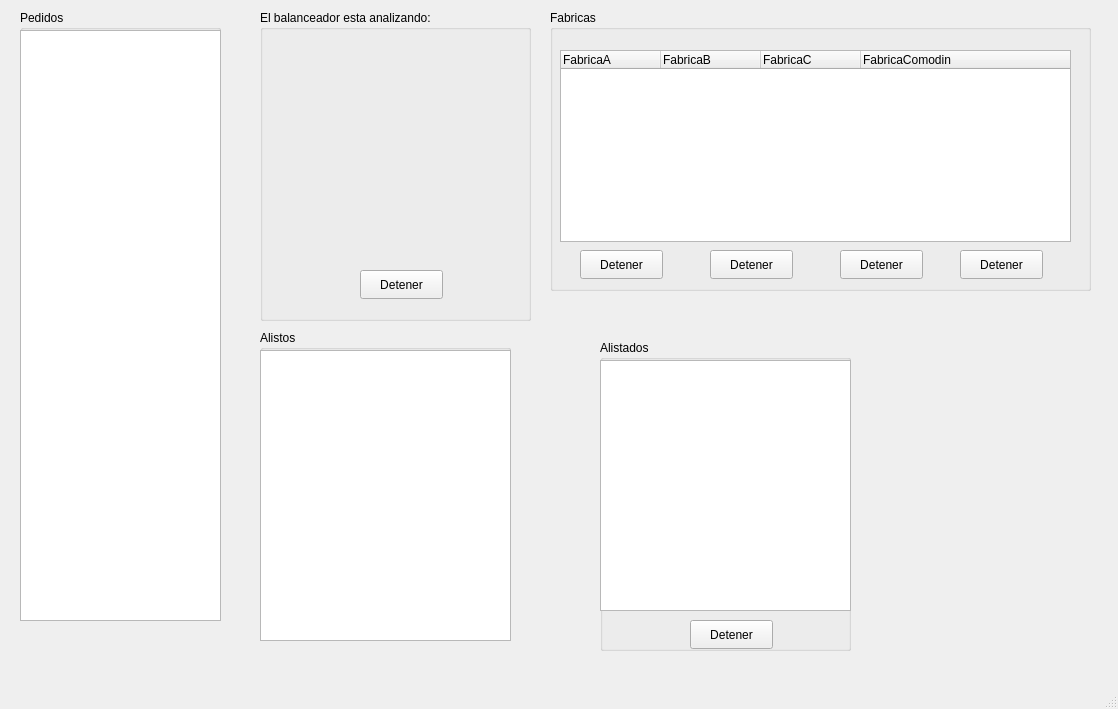
The window that mainwindow.ui (Josue-Echeverria/ProyectoED1) describes before a commit, drawn with Qt 5.
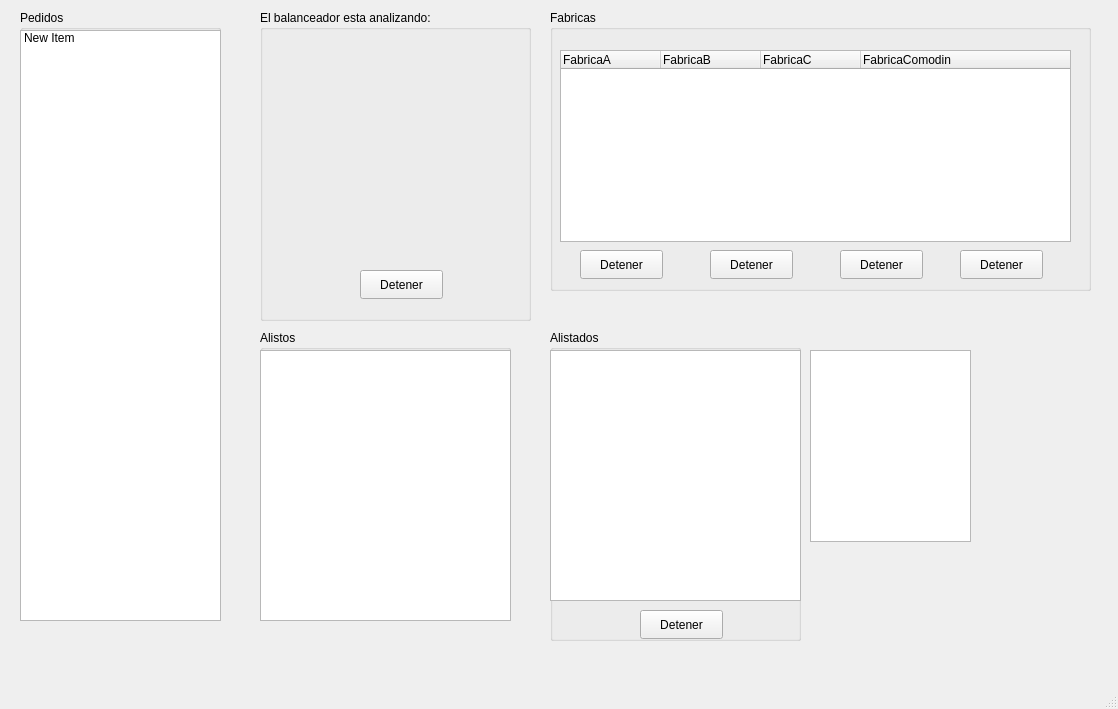
The same window after the commit.

Patch:
```diff
--- a/mainwindow.ui
+++ b/mainwindow.ui
@@ -147,19 +147,19 @@
       <x>260</x>
       <y>330</y>
       <width>251</width>
-      <height>311</height>
+      <height>291</height>
      </rect>
     </property>
     <property name="title">
      <string>Alistos</string>
     </property>
-    <widget class="QListView" name="listView_alistos">
+    <widget class="QListWidget" name="listWidget_alistos">
      <property name="geometry">
       <rect>
        <x>0</x>
        <y>20</y>
        <width>251</width>
-       <height>291</height>
+       <height>271</height>
       </rect>
      </property>
     </widget>
@@ -176,7 +176,7 @@
     <property name="title">
      <string>Pedidos</string>
     </property>
-    <widget class="QListView" name="ListView_Pedidos">
+    <widget class="QListWidget" name="listWidget_Pedidos">
      <property name="geometry">
       <rect>
        <x>0</x>
@@ -185,13 +185,27 @@
        <height>591</height>
       </rect>
      </property>
+     <property name="maximumSize">
+      <size>
+       <width>16777210</width>
+       <height>16777215</height>
+      </size>
+     </property>
+     <item>
+      <property name="text">
+       <string>New Item</string>
+      </property>
+      <property name="flags">
+       <set>ItemIsSelectable|ItemIsEditable|ItemIsDragEnabled|ItemIsUserCheckable|ItemIsEnabled</set>
+      </property>
+     </item>
     </widget>
    </widget>
    <widget class="QGroupBox" name="groupBox_colaAlistados">
     <property name="geometry">
      <rect>
-      <x>600</x>
-      <y>340</y>
+      <x>550</x>
+      <y>330</y>
       <width>251</width>
       <height>311</height>
      </rect>
@@ -199,7 +213,7 @@
     <property name="title">
      <string>Alistados</string>
     </property>
-    <widget class="QListView" name="listView_alistados">
+    <widget class="QListWidget" name="listWidget_alistados">
      <property name="geometry">
       <rect>
        <x>0</x>
@@ -223,6 +237,16 @@
      </property>
     </widget>
    </widget>
+   <widget class="QTextBrowser" name="textBrowser">
+    <property name="geometry">
+     <rect>
+      <x>810</x>
+      <y>350</y>
+      <width>161</width>
+      <height>192</height>
+     </rect>
+    </property>
+   </widget>
   </widget>
   <widget class="QMenuBar" name="menubar">
    <property name="geometry">
```
